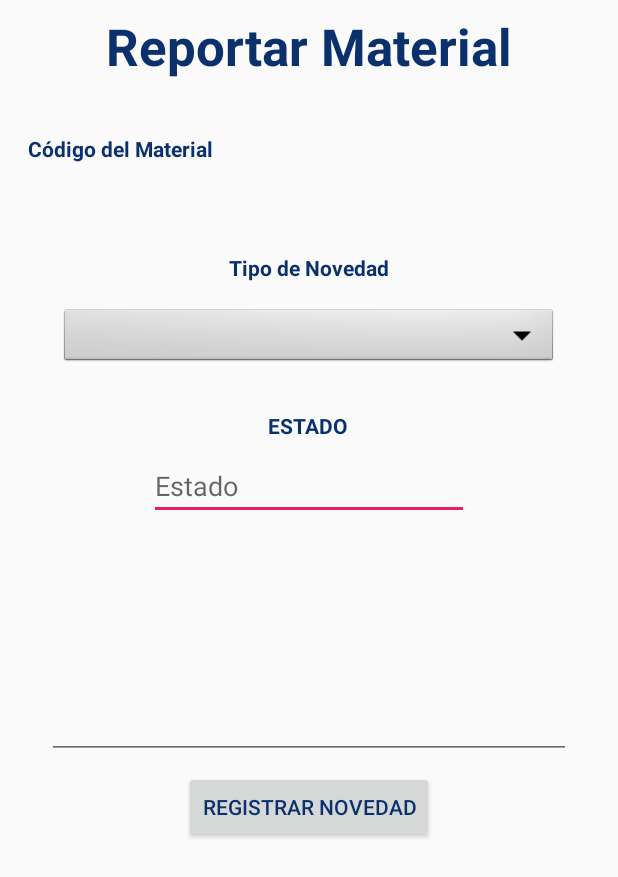
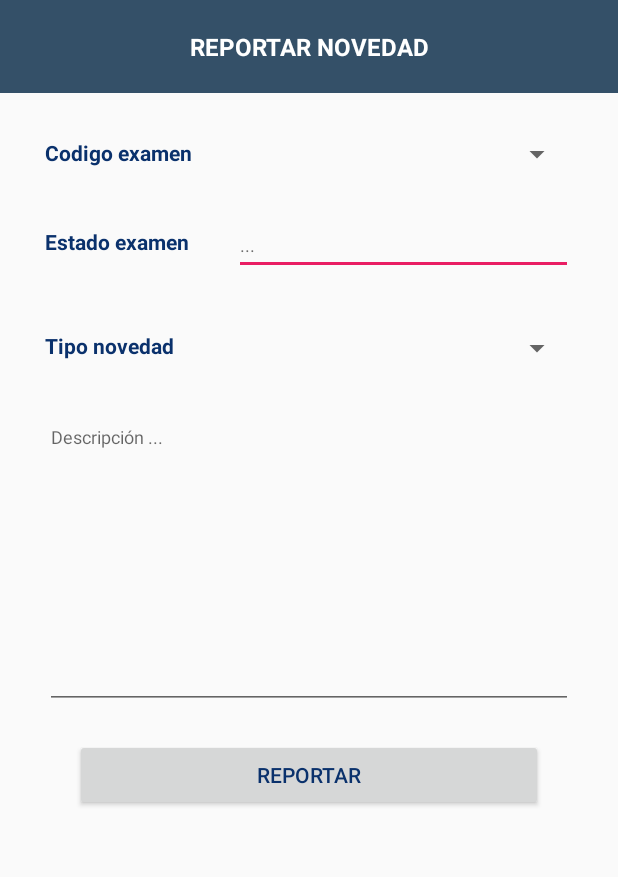
Before and after one commit to eduardo-thrash/LogisticApp, an Android app: the layout activity_notification_test.xml on its own in the app's theme, with its tools: preview values and no code run, on a phone screen of 412 x 824 dp. Shown: the top 877 px of the screen. Run offline under Robolectric (Android 15) with nearby library versions, the phone set to English and light mode, and no system bars.

Commit message:
Implemntation of User Story HU14_NotificationTest.

```diff
--- a/LogisticAppProject/app/src/main/java/com/example/logisticappproject/MainActivity.java
+++ b/LogisticAppProject/app/src/main/java/com/example/logisticappproject/MainActivity.java
@@ -19,6 +19,7 @@ import com.example.utilitiesdatabase.UtilitiesNotificationTest;
 import com.example.utilitiesdatabase.UtilitiesNotificationTestType;
 import com.example.utilitiesdatabase.UtilitiesRooms;
 import com.example.utilitiesdatabase.UtilitiesStatus;
+import com.example.utilitiesdatabase.UtilitiesTests;
 import com.example.utilitiesdatabase.UtilitiesUsers;
 
 public class MainActivity extends AppCompatActivity {
@@ -36,13 +37,14 @@ public class MainActivity extends AppCompatActivity {
     UtilitiesDepartments utilDepartments = new UtilitiesDepartments();
     UtilitiesCities utilCities = new UtilitiesCities();
     UtilitiesStatus utilStatus = new UtilitiesStatus();
+    UtilitiesTests _utilitiesTests = new UtilitiesTests();
 
     @Override
     protected void onCreate(Bundle savedInstanceState) {
         super.onCreate(savedInstanceState);
         //setContentView(R.layout.activity_main);
 
-        Intent launcherActivity = new Intent(this, DepartureRegisterActivity.class);
+        Intent launcherActivity = new Intent(this, NotificationTestActivity.class);
         startActivity(launcherActivity);
 
         SharedPreferences prefs = PreferenceManager.getDefaultSharedPreferences(this);
@@ -60,6 +62,7 @@ public class MainActivity extends AppCompatActivity {
             utilDepartments.RegisterDataDefaultDepartures(conn);
             utilCities.RegisterDataDefaultCities(conn);
             utilStatus.RegisterDataDefaultStatus(conn);
+            _utilitiesTests.RegisterDataDefaultTest(conn);
 
             db.close();
 
--- a/LogisticAppProject/app/src/main/java/com/example/logisticappproject/NotificationMaterialActivity.java
+++ b/LogisticAppProject/app/src/main/java/com/example/logisticappproject/NotificationMaterialActivity.java
@@ -25,7 +25,7 @@ public class NotificationMaterialActivity extends AppCompatActivity {
         super.onCreate(savedInstanceState);
         setContentView(R.layout.activity_notification_material);
 
-        vdsNovedad=(Spinner)findViewById(R.id.dsTipoNovedad);
+        //vdsNovedad=(Spinner)findViewById(R.id.dsTipoNovedad);
 
         ArrayAdapter<String> AdapterNovedad = new ArrayAdapter<String>(this, android.R.layout.simple_spinner_item, Novedad);
         vdsNovedad.setAdapter(AdapterNovedad);
--- a/LogisticAppProject/app/src/main/res/layout/activity_notification_test.xml
+++ b/LogisticAppProject/app/src/main/res/layout/activity_notification_test.xml
@@ -1,154 +1,115 @@
 <?xml version="1.0" encoding="utf-8"?>
-<androidx.constraintlayout.widget.ConstraintLayout xmlns:android="http://schemas.android.com/apk/res/android"
+<ScrollView xmlns:android="http://schemas.android.com/apk/res/android"
     xmlns:app="http://schemas.android.com/apk/res-auto"
     xmlns:tools="http://schemas.android.com/tools"
     android:layout_width="match_parent"
     android:layout_height="match_parent"
     tools:context=".NotificationTestActivity">
-    <Spinner
-        android:id="@+id/dsTipoNovedad"
-        style="@android:style/Widget.Spinner"
-        android:layout_width="332dp"
-        android:layout_height="42dp"
-        android:layout_marginStart="40dp"
-        android:layout_marginLeft="40dp"
-        android:layout_marginTop="16dp"
-        android:layout_marginEnd="40dp"
-        android:layout_marginRight="40dp"
-        android:layout_marginBottom="8dp"
-        app:layout_constraintBottom_toTopOf="@+id/textView20"
-        app:layout_constraintEnd_toEndOf="parent"
-        app:layout_constraintHorizontal_bias="0.0"
-        app:layout_constraintStart_toStartOf="parent"
-        app:layout_constraintTop_toBottomOf="@+id/textView19" />
+
+    <RelativeLayout
+        android:layout_width="wrap_content"
+        android:layout_height="wrap_content">
 
         <TextView
-        android:id="@+id/textView10"
+            android:id="@+id/lbl_notification_test_title"
+            style="@style/Widget.AppCompat.TextView.SpinnerItem"
+            android:layout_width="match_parent"
+            android:layout_height="wrap_content"
+            android:background="#345068"
+            android:gravity="center_horizontal|center_vertical"
+            android:text="REPORTAR NOVEDAD"
+            android:textColor="#FFFFFF"
+            android:textColorLink="#0F2983"
+            android:textStyle="bold"
+            android:padding="20dp"/>
+
+        <TextView
+            android:id="@+id/lbl_material_code_search"
             android:layout_width="wrap_content"
             android:layout_height="wrap_content"
-        android:layout_marginStart="36dp"
-        android:layout_marginLeft="36dp"
-        android:layout_marginTop="36dp"
-        android:layout_marginEnd="60dp"
-        android:layout_marginRight="60dp"
-        android:text="Código del Material"
-        android:textStyle="bold"
-        app:layout_constraintBottom_toTopOf="@+id/tNombreSitio"
-        app:layout_constraintEnd_toStartOf="@+id/tbSitio"
-        app:layout_constraintHorizontal_bias="1.0"
-        app:layout_constraintStart_toStartOf="parent"
-        app:layout_constraintTop_toBottomOf="@+id/tReportarMaterial" />
+            android:text="Codigo examen"
+            android:layout_below="@+id/lbl_notification_test_title"
+            android:layout_marginTop="30dp"
+            android:layout_marginLeft="30dp"
+            android:textStyle="bold"/>
 
         <TextView
-        android:id="@+id/textView20"
+            android:id="@+id/lbl_test_status"
             android:layout_width="wrap_content"
             android:layout_height="wrap_content"
-        android:layout_marginTop="28dp"
-        android:text="ESTADO"
-        android:textStyle="bold"
-        app:layout_constraintBottom_toTopOf="@+id/tNombreSitio"
-        app:layout_constraintEnd_toEndOf="parent"
-        app:layout_constraintHorizontal_bias="0.498"
-        app:layout_constraintStart_toStartOf="parent"
-        app:layout_constraintTop_toBottomOf="@+id/dsTipoNovedad" />
+            android:text="Estado examen"
+            android:layout_below="@+id/lbl_material_code_search"
+            android:layout_marginTop="40dp"
+            android:layout_marginLeft="30dp"
+            android:textStyle="bold"/>
 
         <TextView
-        android:id="@+id/textView19"
+            android:id="@+id/lbl_notification_type_test"
             android:layout_width="wrap_content"
             android:layout_height="wrap_content"
-        android:layout_marginStart="150dp"
-        android:layout_marginLeft="150dp"
-        android:layout_marginTop="32dp"
-        android:layout_marginEnd="150dp"
-        android:layout_marginRight="150dp"
-        android:layout_marginBottom="8dp"
-        android:text="Tipo de Novedad"
+            android:text="Tipo novedad"
             android:textStyle="bold"
-        app:layout_constraintBottom_toTopOf="@+id/tNombreSitio"
-        app:layout_constraintEnd_toEndOf="parent"
-        app:layout_constraintHorizontal_bias="0.498"
-        app:layout_constraintStart_toStartOf="parent"
-        app:layout_constraintTop_toBottomOf="@+id/tbSitio"
-        tools:ignore="UnknownId" />
+            android:layout_marginTop="50dp"
+            android:layout_marginLeft="30dp"
+            android:layout_below="@+id/lbl_test_status"/>
 
-    <TextView
-        android:id="@+id/tReportarMaterial"
-        android:layout_width="wrap_content"
-        android:layout_height="wrap_content"
-        android:layout_marginStart="150dp"
-        android:layout_marginLeft="150dp"
-        android:layout_marginTop="8dp"
-        android:layout_marginEnd="150dp"
-        android:layout_marginRight="150dp"
-        android:text="Reportar Material"
-        android:textAppearance="@style/TextAppearance.AppCompat.Display1"
-        android:textStyle="bold"
-        app:layout_constraintEnd_toEndOf="parent"
-        app:layout_constraintStart_toStartOf="parent"
-        app:layout_constraintTop_toTopOf="parent" />
-
-    <TableLayout
-        android:id="@+id/tbSitio"
-        android:layout_width="202dp"
-        android:layout_height="51dp"
-        android:layout_marginStart="202dp"
-        android:layout_marginLeft="202dp"
-        android:layout_marginTop="32dp"
-        android:layout_marginEnd="8dp"
-        android:layout_marginRight="8dp"
-        app:layout_constraintEnd_toEndOf="parent"
-        app:layout_constraintStart_toStartOf="parent"
-        app:layout_constraintTop_toBottomOf="@+id/tReportarMaterial">
-
-        <TableRow
-            android:id="@+id/tbfSitio1"
-
+        <Spinner
+            android:id="@+id/sp_material_code_search"
+            style="@android:style/Widget.Holo.Light.DropDownItem"
             android:layout_width="match_parent"
-            android:layout_height="match_parent" >
-
-            <TextView
-                android:id="@+id/tbrC1"
-                android:layout_width="188dp"
-                android:layout_height="match_parent" />
-        </TableRow>
-
-    </TableLayout>
+            android:layout_height="41dp"
+            android:layout_marginTop="20dp"
+            android:layout_marginRight="30dp"
+            android:layout_below="@+id/lbl_notification_test_title"
+            android:layout_marginLeft="30dp"
+            android:layout_toRightOf="@+id/lbl_material_code_search"/>
 
         <EditText
-        android:id="@+id/tEsatdoMaterial"
-        android:layout_width="wrap_content"
-        android:layout_height="wrap_content"
-        android:layout_marginTop="8dp"
-        android:layout_marginBottom="8dp"
-        android:ems="10"
-        android:hint="Estado"
-        android:inputType="textPersonName"
-        app:layout_constraintBottom_toTopOf="@+id/tObservacionNovedad"
-        app:layout_constraintEnd_toEndOf="parent"
-        app:layout_constraintStart_toStartOf="parent"
-        app:layout_constraintTop_toBottomOf="@+id/textView20" />
+            android:id="@+id/lbl_test_status_value"
+            android:layout_width="match_parent"
+            android:layout_height="40dp"
+            android:layout_toRightOf="@+id/lbl_test_status"
+            android:layout_below="@+id/sp_material_code_search"
+            android:layout_marginTop="20dp"
+            android:textSize="12dp"
+            android:layout_marginLeft="30dp"
+            android:layout_marginRight="30dp"
+            android:hint="..." />
+
+        <Spinner
+            android:id="@+id/sp_notification_test_type"
+            style="@android:style/Widget.Holo.Light.DropDownItem"
+            android:layout_width="match_parent"
+            android:layout_height="41dp"
+            android:layout_marginTop="28dp"
+            android:layout_below="@+id/lbl_test_status_value"
+            android:layout_toRightOf="@+id/lbl_material_code_search"
+            android:layout_marginLeft="30dp"
+            android:layout_marginRight="30dp"/>
 
         <EditText
-        android:id="@+id/tObservacionNovedad"
-        android:layout_width="349dp"
-        android:layout_height="135dp"
-        android:layout_marginTop="16dp"
-        android:layout_marginBottom="16dp"
-        android:ems="10"
+            android:id="@+id/txt_notification_test_description"
+            android:layout_width="match_parent"
+            android:layout_height="200dp"
             android:gravity="start|top"
+            android:layout_marginTop="20dp"
+            android:hint="Descripción ..."
+            android:textSize="12dp"
+            android:layout_marginRight="30dp"
+            android:layout_marginLeft="30dp"
             android:inputType="textMultiLine|textImeMultiLine"
-        app:layout_constraintBottom_toTopOf="@+id/bRegistrarNovedad"
-        app:layout_constraintEnd_toEndOf="parent"
-        app:layout_constraintStart_toStartOf="parent"
-        app:layout_constraintTop_toBottomOf="@+id/tEsatdoMaterial" />
+            android:layout_below="@+id/sp_notification_test_type"/>
 
         <Button
-        android:id="@+id/bRegistrarNovedad"
-        android:layout_width="wrap_content"
+            android:id="@+id/btn_notification_test_accept"
+            android:layout_width="match_parent"
             android:layout_height="wrap_content"
-        android:layout_marginTop="8dp"
-        android:text="Registrar Novedad"
-        app:layout_constraintEnd_toEndOf="parent"
-        app:layout_constraintStart_toStartOf="parent"
-        app:layout_constraintTop_toBottomOf="@+id/tObservacionNovedad" />
-</androidx.constraintlayout.widget.ConstraintLayout>
+            android:layout_below="@+id/txt_notification_test_description"
+            android:layout_marginRight="50dp"
+            android:layout_marginLeft="50dp"
+            android:layout_marginTop="20dp"
+            android:gravity="center_horizontal|center_vertical"
+            android:text="REPORTAR" />
+
+    </RelativeLayout>
+</ScrollView>
```
Also changed, not shown: LogisticAppProject/app/src/main/java/com/example/businessrules/NotificationBusinessRules.java (+41 -1 lines), LogisticAppProject/app/src/main/java/com/example/businessrules/TestBusinessRules.java (+55 -4 lines), LogisticAppProject/app/src/main/java/com/example/logisticappproject/NotificationTestActivity.java (+97 -8 lines), LogisticAppProject/app/src/main/java/com/example/utilitiesdatabase/UtilitiesNotificationTest.java (+29 -0 lines), LogisticAppProject/app/src/main/java/com/example/utilitiesdatabase/UtilitiesNotificationTestType.java (+17 -0 lines), LogisticAppProject/app/src/main/java/com/example/utilitiesdatabase/UtilitiesTests.java (+52 -2 lines). Lines whose indentation alone changed are shown as unchanged.
